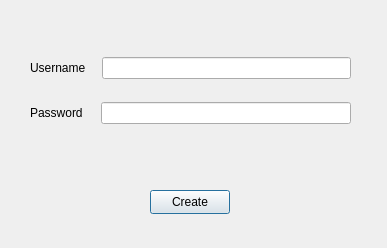
The window that createuser.ui (mchdaybk/QPasswordManager) describes before a commit, drawn with Qt 5.
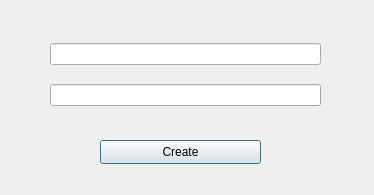
The same window after the commit.

```diff
--- a/createuser.ui
+++ b/createuser.ui
@@ -6,95 +6,19 @@
    <rect>
     <x>0</x>
     <y>0</y>
-    <width>387</width>
-    <height>248</height>
+    <width>374</width>
+    <height>195</height>
    </rect>
   </property>
   <property name="windowTitle">
    <string>Dialog</string>
   </property>
-  <widget class="QWidget" name="layoutWidget">
-   <property name="geometry">
-    <rect>
-     <x>30</x>
-     <y>40</y>
-     <width>321</width>
-     <height>101</height>
-    </rect>
-   </property>
-   <layout class="QVBoxLayout" name="verticalLayout">
-    <item>
-     <layout class="QHBoxLayout" name="horizontalLayout">
-      <item>
-       <widget class="QLabel" name="label">
-        <property name="text">
-         <string>Username</string>
-        </property>
-       </widget>
-      </item>
-      <item>
-       <spacer name="horizontalSpacer">
-        <property name="orientation">
-         <enum>Qt::Horizontal</enum>
-        </property>
-        <property name="sizeType">
-         <enum>QSizePolicy::Fixed</enum>
-        </property>
-        <property name="sizeHint" stdset="0">
-         <size>
-          <width>10</width>
-          <height>20</height>
-         </size>
-        </property>
-       </spacer>
-      </item>
-      <item>
-       <widget class="QLineEdit" name="lineEdit_user"/>
-      </item>
-     </layout>
-    </item>
-    <item>
-     <layout class="QHBoxLayout" name="horizontalLayout_2">
-      <item>
-       <widget class="QLabel" name="label_2">
-        <property name="text">
-         <string>Password</string>
-        </property>
-       </widget>
-      </item>
-      <item>
-       <spacer name="horizontalSpacer_2">
-        <property name="orientation">
-         <enum>Qt::Horizontal</enum>
-        </property>
-        <property name="sizeType">
-         <enum>QSizePolicy::Fixed</enum>
-        </property>
-        <property name="sizeHint" stdset="0">
-         <size>
-          <width>12</width>
-          <height>20</height>
-         </size>
-        </property>
-       </spacer>
-      </item>
-      <item>
-       <widget class="QLineEdit" name="lineEdit_passwd">
-        <property name="echoMode">
-         <enum>QLineEdit::Password</enum>
-        </property>
-       </widget>
-      </item>
-     </layout>
-    </item>
-   </layout>
-  </widget>
   <widget class="QPushButton" name="pushButton_create">
    <property name="geometry">
     <rect>
-     <x>150</x>
-     <y>190</y>
-     <width>80</width>
+     <x>100</x>
+     <y>140</y>
+     <width>161</width>
      <height>24</height>
     </rect>
    </property>
@@ -102,6 +26,28 @@
     <string>Create</string>
    </property>
   </widget>
+  <widget class="QWidget" name="">
+   <property name="geometry">
+    <rect>
+     <x>50</x>
+     <y>30</y>
+     <width>271</width>
+     <height>91</height>
+    </rect>
+   </property>
+   <layout class="QVBoxLayout" name="verticalLayout">
+    <item>
+     <widget class="QLineEdit" name="lineEdit_user"/>
+    </item>
+    <item>
+     <widget class="QLineEdit" name="lineEdit_passwd">
+      <property name="echoMode">
+       <enum>QLineEdit::Password</enum>
+      </property>
+     </widget>
+    </item>
+   </layout>
+  </widget>
  </widget>
  <resources/>
  <connections/>
```
